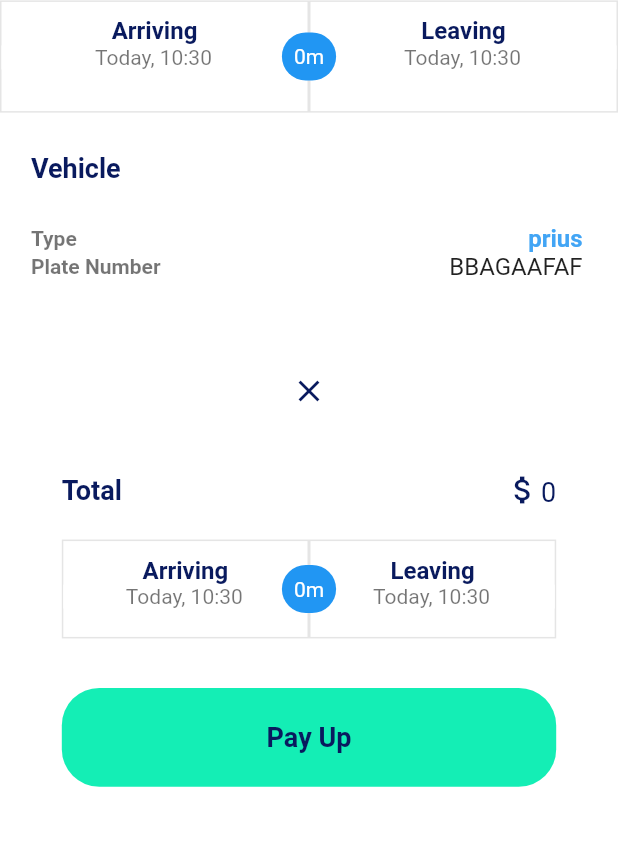
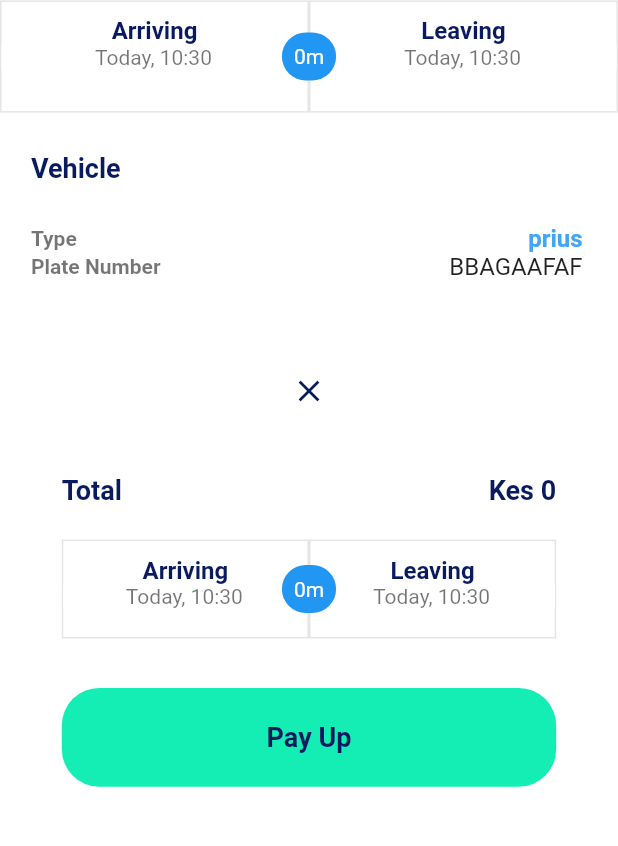
Before and after one commit to Developer-Square/Park254-s-Parking-App-Frontend, a Flutter app: the Booking screen opened directly, after a tap on "Pay now", on a phone screen of 412 x 824 dp, the part 338-1184 px from its top. Run offline on Flutter 3.47's test engine with Material 2 defaults, Android fonts, the phone set to English and light mode, and no system bars; our stand-ins replace geolocator, google_maps_flutter, pin_code_fields; project files that could hold a hidden picture were left out.

Commit message:
fix: pay up currency

```diff
--- a/lib/components/PayUp.dart
+++ b/lib/components/PayUp.dart
@@ -64,25 +64,7 @@ class _PayUpState extends State<PayUp> {
                       mainAxisAlignment: MainAxisAlignment.spaceBetween,
                       children: <Widget>[
                         MyText(content: 'Total'),
-                        RichText(
-                          text: TextSpan(
-                            children: [
-                              WidgetSpan(
-                                  child: Icon(
-                                    Icons.attach_money,
-                                    color: globals.textColor,
-                                  )
-                              ),
-                              TextSpan(
-                                text: '${widget.total.toString()}'
-                              ),
-                            ],
-                            style: TextStyle(
-                              color: globals.textColor,
-                              fontSize: 18,
-                            ),
-                          ),
-                        ),
+                        MyText(content: "Kes ${widget.total.toString()}"),
                       ],
                     ),
                   ),
```
